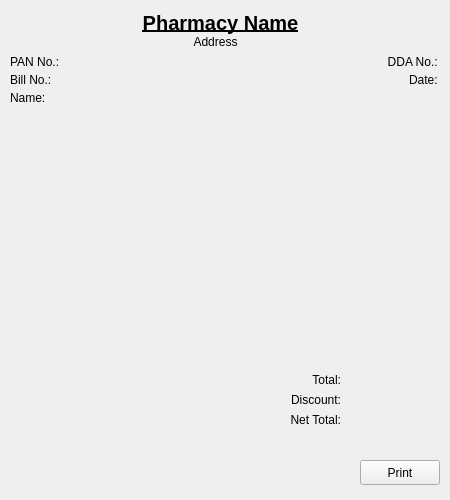
The window that UI/bill.ui (aayushman0/PharmacyStockAndBilling-PyQt) describes before a commit, drawn with Qt 5.
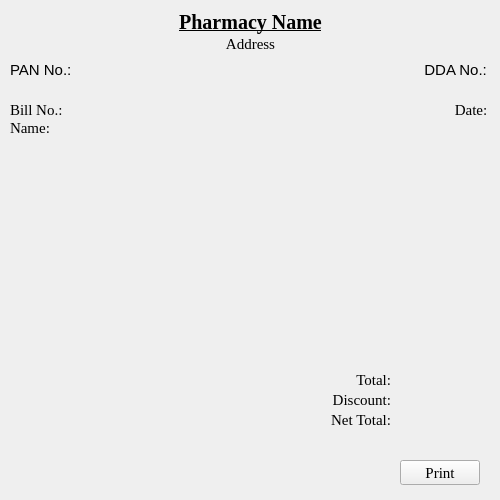
The same window after the commit.

Commit message: fix bill_json missing data

```diff
--- a/UI/bill.ui
+++ b/UI/bill.ui
@@ -6,19 +6,20 @@
    <rect>
     <x>0</x>
     <y>0</y>
-    <width>450</width>
+    <width>500</width>
     <height>500</height>
    </rect>
   </property>
   <property name="minimumSize">
    <size>
-    <width>400</width>
+    <width>500</width>
     <height>500</height>
    </size>
   </property>
   <property name="font">
    <font>
-    <family>Segoe UI</family>
+    <family>Times New Roman</family>
+    <pointsize>11</pointsize>
    </font>
   </property>
   <property name="windowTitle">
@@ -29,7 +30,7 @@
     <rect>
      <x>10</x>
      <y>10</y>
-     <width>421</width>
+     <width>481</width>
      <height>25</height>
     </rect>
    </property>
@@ -47,7 +48,7 @@
    </property>
    <property name="font">
     <font>
-     <family>Segoe UI</family>
+     <family>Times New Roman</family>
      <pointsize>15</pointsize>
      <bold>true</bold>
      <underline>true</underline>
@@ -65,7 +66,7 @@
     <rect>
      <x>10</x>
      <y>35</y>
-     <width>411</width>
+     <width>481</width>
      <height>17</height>
     </rect>
    </property>
@@ -83,8 +84,8 @@
    </property>
    <property name="font">
     <font>
-     <family>Segoe UI</family>
-     <pointsize>9</pointsize>
+     <family>Times New Roman</family>
+     <pointsize>11</pointsize>
      <underline>false</underline>
     </font>
    </property>
@@ -99,8 +100,8 @@
    <property name="geometry">
     <rect>
      <x>10</x>
-     <y>52</y>
-     <width>431</width>
+     <y>60</y>
+     <width>481</width>
      <height>19</height>
     </rect>
    </property>
@@ -125,6 +126,7 @@
       <property name="font">
        <font>
         <family>Segoe UI</family>
+        <pointsize>11</pointsize>
        </font>
       </property>
       <property name="text">
@@ -149,6 +151,7 @@
       <property name="font">
        <font>
         <family>Segoe UI</family>
+        <pointsize>11</pointsize>
        </font>
       </property>
       <property name="text">
@@ -165,9 +168,9 @@
    <property name="geometry">
     <rect>
      <x>10</x>
-     <y>110</y>
-     <width>431</width>
-     <height>251</height>
+     <y>150</y>
+     <width>481</width>
+     <height>211</height>
     </rect>
    </property>
    <layout class="QHBoxLayout" name="horizontalLayout_2"/>
@@ -176,8 +179,8 @@
    <property name="geometry">
     <rect>
      <x>10</x>
-     <y>70</y>
-     <width>431</width>
+     <y>100</y>
+     <width>481</width>
      <height>19</height>
     </rect>
    </property>
@@ -232,8 +235,8 @@
    <property name="geometry">
     <rect>
      <x>10</x>
-     <y>90</y>
-     <width>431</width>
+     <y>120</y>
+     <width>481</width>
      <height>16</height>
     </rect>
    </property>
@@ -246,7 +249,7 @@
     <rect>
      <x>10</x>
      <y>370</y>
-     <width>431</width>
+     <width>481</width>
      <height>19</height>
     </rect>
    </property>
@@ -305,7 +308,7 @@
     <rect>
      <x>10</x>
      <y>390</y>
-     <width>431</width>
+     <width>481</width>
      <height>20</height>
     </rect>
    </property>
@@ -364,7 +367,7 @@
     <rect>
      <x>10</x>
      <y>410</y>
-     <width>431</width>
+     <width>481</width>
      <height>19</height>
     </rect>
    </property>
@@ -421,7 +424,7 @@
   <widget class="QPushButton" name="button_print">
    <property name="geometry">
     <rect>
-     <x>360</x>
+     <x>400</x>
      <y>460</y>
      <width>80</width>
      <height>25</height>
```
The commit also changes 1 other file.
